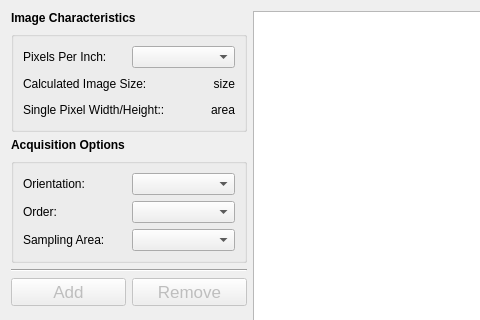
The window that resources/loadCards.ui (gill14/AccuPatt) describes before a commit, drawn with Qt 5; both pictures show x 0 to 480 and y 0 to 320 of the 891 by 769 pixel window.
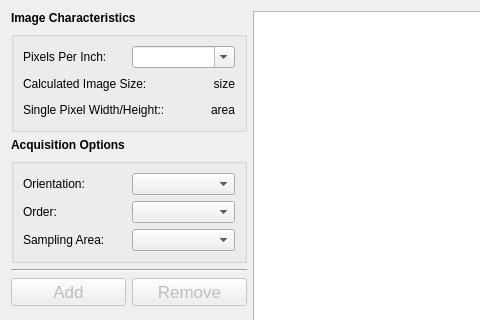
The same window after the commit. Icons and pictures are not drawn. Custom widgets are drawn as their Qt base class.

Commit message: make dpi editable, fix duplicate combobox labels

```diff
--- a/resources/loadCards.ui
+++ b/resources/loadCards.ui
@@ -53,7 +53,11 @@
              </widget>
             </item>
             <item>
-             <widget class="QComboBox" name="comboBoxDPI"/>
+             <widget class="QComboBox" name="comboBoxDPI">
+              <property name="editable">
+               <bool>true</bool>
+              </property>
+             </widget>
             </item>
            </layout>
           </item>
```
The commit also changes 2 other files.
